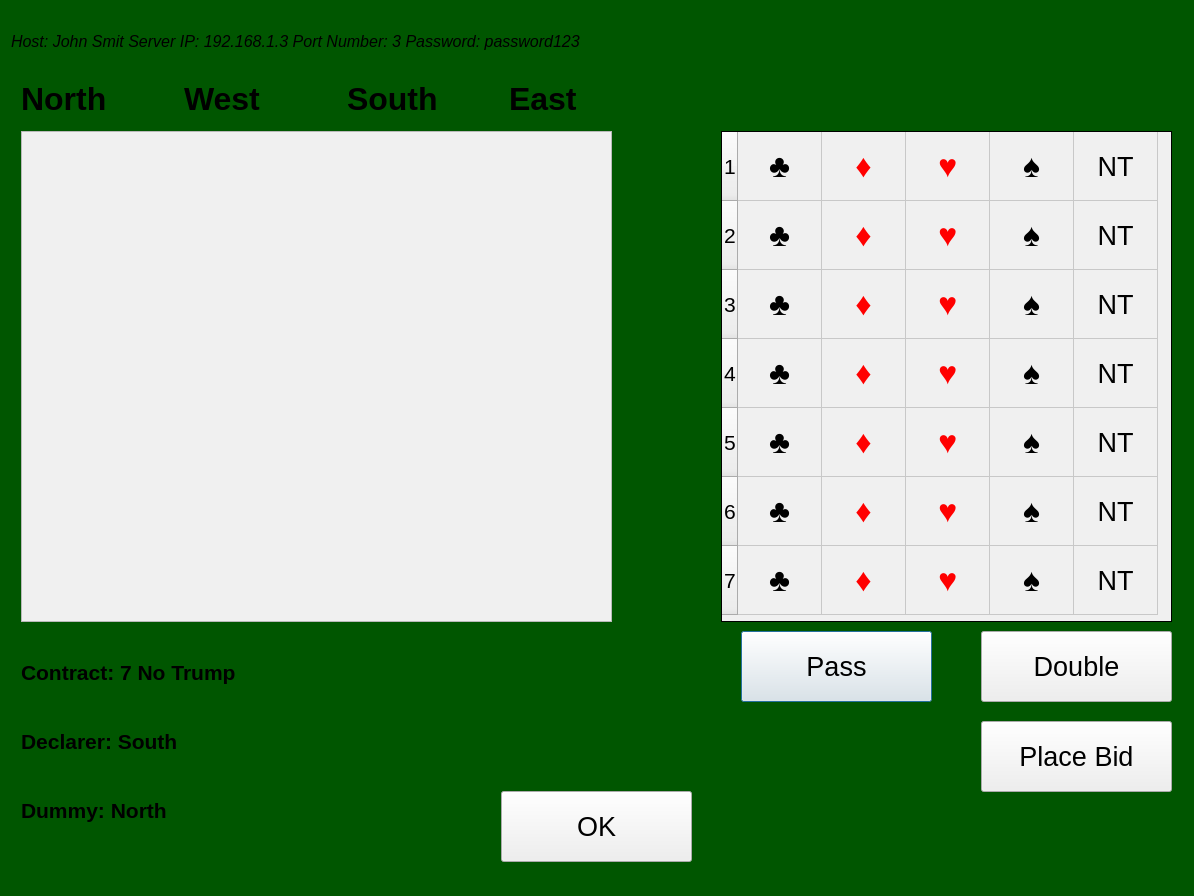
First picture: the form in Qt_Project/gamescreen.ui, repository Paulkie99/RubberContractBridge, before the edit.
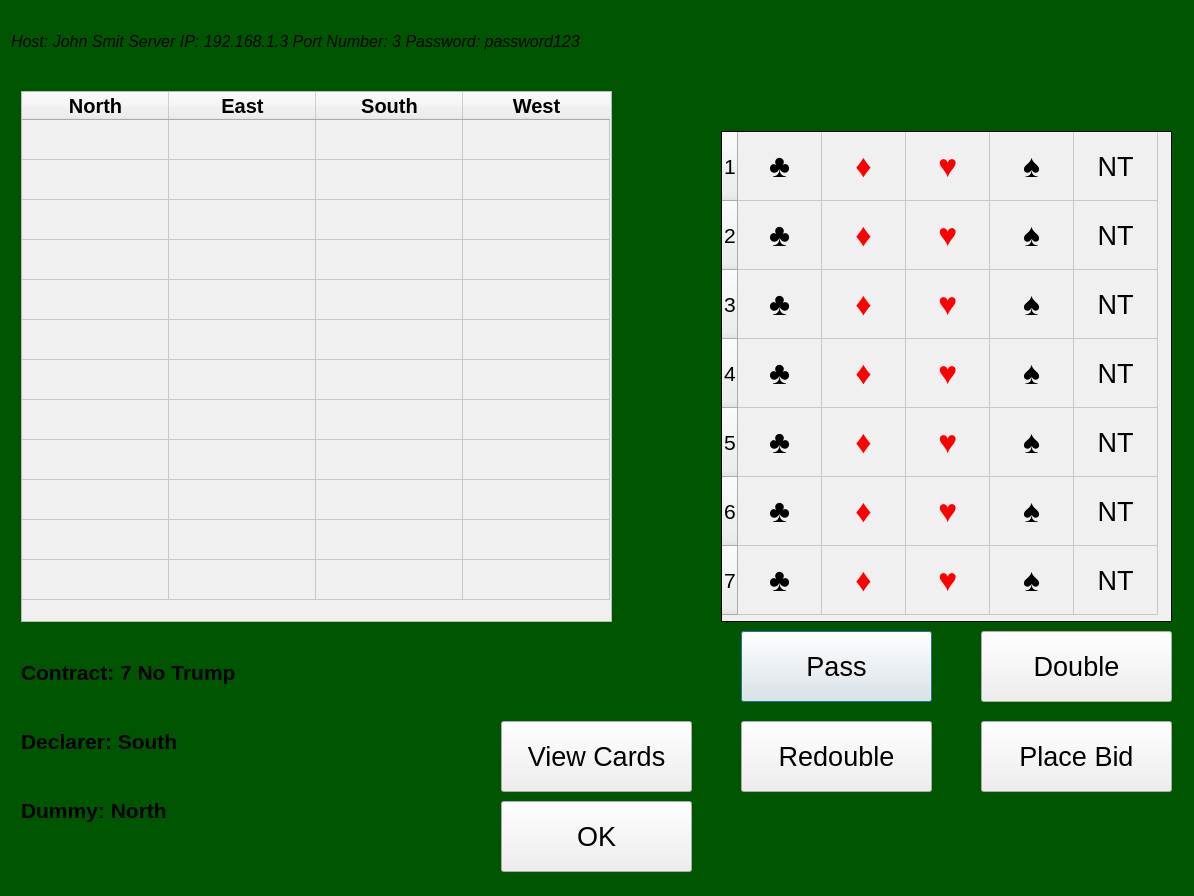
Second picture: the form after the edit. The open tabs and pages were chosen to show the change.

Diff of the .ui file:
```diff
--- a/Qt_Project/gamescreen.ui
+++ b/Qt_Project/gamescreen.ui
@@ -172,19 +172,6 @@
         <string>Host: John Smit Server IP: 192.168.1.3 Port Number: 3 Password: password123</string>
        </property>
       </widget>
-      <widget class="QPlainTextEdit" name="pteditSequence">
-       <property name="geometry">
-        <rect>
-         <x>10</x>
-         <y>120</y>
-         <width>591</width>
-         <height>491</height>
-        </rect>
-       </property>
-       <property name="textInteractionFlags">
-        <set>Qt::NoTextInteraction</set>
-       </property>
-      </widget>
       <widget class="QTableWidget" name="tableBids">
        <property name="geometry">
         <rect>
@@ -942,7 +929,7 @@
        <property name="geometry">
         <rect>
          <x>490</x>
-         <y>780</y>
+         <y>790</y>
          <width>191</width>
          <height>71</height>
         </rect>
@@ -956,89 +943,6 @@
         <string>OK</string>
        </property>
       </widget>
-      <widget class="QWidget" name="layoutWidget">
-       <property name="geometry">
-        <rect>
-         <x>10</x>
-         <y>70</y>
-         <width>621</width>
-         <height>50</height>
-        </rect>
-       </property>
-       <layout class="QHBoxLayout" name="horizontalLayout">
-        <property name="spacing">
-         <number>30</number>
-        </property>
-        <item>
-         <widget class="QLabel" name="lblNorth">
-          <property name="font">
-           <font>
-            <pointsize>24</pointsize>
-            <weight>75</weight>
-            <bold>true</bold>
-           </font>
-          </property>
-          <property name="text">
-           <string>North</string>
-          </property>
-          <property name="alignment">
-           <set>Qt::AlignLeading|Qt::AlignLeft|Qt::AlignTop</set>
-          </property>
-         </widget>
-        </item>
-        <item>
-         <widget class="QLabel" name="lblWest">
-          <property name="font">
-           <font>
-            <pointsize>24</pointsize>
-            <weight>75</weight>
-            <bold>true</bold>
-           </font>
-          </property>
-          <property name="text">
-           <string>West</string>
-          </property>
-          <property name="alignment">
-           <set>Qt::AlignLeading|Qt::AlignLeft|Qt::AlignTop</set>
-          </property>
-         </widget>
-        </item>
-        <item>
-         <widget class="QLabel" name="lblSouth">
-          <property name="font">
-           <font>
-            <pointsize>24</pointsize>
-            <weight>75</weight>
-            <bold>true</bold>
-           </font>
-          </property>
-          <property name="text">
-           <string>South</string>
-          </property>
-          <property name="alignment">
-           <set>Qt::AlignLeading|Qt::AlignLeft|Qt::AlignTop</set>
-          </property>
-         </widget>
-        </item>
-        <item>
-         <widget class="QLabel" name="lblEast">
-          <property name="font">
-           <font>
-            <pointsize>24</pointsize>
-            <weight>75</weight>
-            <bold>true</bold>
-           </font>
-          </property>
-          <property name="text">
-           <string>East</string>
-          </property>
-          <property name="alignment">
-           <set>Qt::AlignLeading|Qt::AlignLeft|Qt::AlignTop</set>
-          </property>
-         </widget>
-        </item>
-       </layout>
-      </widget>
       <widget class="QWidget" name="layoutWidget">
        <property name="geometry">
         <rect>
@@ -1093,6 +997,139 @@
         </item>
        </layout>
       </widget>
+      <widget class="QPushButton" name="pushButton_ViewCards">
+       <property name="enabled">
+        <bool>true</bool>
+       </property>
+       <property name="geometry">
+        <rect>
+         <x>490</x>
+         <y>710</y>
+         <width>191</width>
+         <height>71</height>
+        </rect>
+       </property>
+       <property name="font">
+        <font>
+         <pointsize>20</pointsize>
+        </font>
+       </property>
+       <property name="text">
+        <string>View Cards</string>
+       </property>
+      </widget>
+      <widget class="QPushButton" name="pushButton_Redouble">
+       <property name="geometry">
+        <rect>
+         <x>730</x>
+         <y>710</y>
+         <width>191</width>
+         <height>71</height>
+        </rect>
+       </property>
+       <property name="font">
+        <font>
+         <pointsize>20</pointsize>
+        </font>
+       </property>
+       <property name="text">
+        <string>Redouble</string>
+       </property>
+      </widget>
+      <widget class="QTableWidget" name="tableSequence">
+       <property name="geometry">
+        <rect>
+         <x>10</x>
+         <y>80</y>
+         <width>591</width>
+         <height>531</height>
+        </rect>
+       </property>
+       <property name="editTriggers">
+        <set>QAbstractItemView::NoEditTriggers</set>
+       </property>
+       <property name="tabKeyNavigation">
+        <bool>false</bool>
+       </property>
+       <property name="selectionMode">
+        <enum>QAbstractItemView::NoSelection</enum>
+       </property>
+       <property name="rowCount">
+        <number>12</number>
+       </property>
+       <attribute name="horizontalHeaderVisible">
+        <bool>true</bool>
+       </attribute>
+       <attribute name="horizontalHeaderDefaultSectionSize">
+        <number>147</number>
+       </attribute>
+       <attribute name="verticalHeaderVisible">
+        <bool>false</bool>
+       </attribute>
+       <attribute name="verticalHeaderDefaultSectionSize">
+        <number>40</number>
+       </attribute>
+       <row/>
+       <row/>
+       <row/>
+       <row/>
+       <row/>
+       <row/>
+       <row/>
+       <row/>
+       <row/>
+       <row/>
+       <row/>
+       <row/>
+       <column>
+        <property name="text">
+         <string>North</string>
+        </property>
+        <property name="font">
+         <font>
+          <pointsize>15</pointsize>
+          <weight>75</weight>
+          <bold>true</bold>
+         </font>
+        </property>
+       </column>
+       <column>
+        <property name="text">
+         <string>East</string>
+        </property>
+        <property name="font">
+         <font>
+          <pointsize>15</pointsize>
+          <weight>75</weight>
+          <bold>true</bold>
+         </font>
+        </property>
+       </column>
+       <column>
+        <property name="text">
+         <string>South</string>
+        </property>
+        <property name="font">
+         <font>
+          <pointsize>15</pointsize>
+          <weight>75</weight>
+          <bold>true</bold>
+         </font>
+        </property>
+       </column>
+       <column>
+        <property name="text">
+         <string>West</string>
+        </property>
+        <property name="font">
+         <font>
+          <pointsize>15</pointsize>
+          <weight>75</weight>
+          <bold>true</bold>
+         </font>
+        </property>
+       </column>
+      </widget>
      </widget>
      <widget class="QWidget" name="Play">
       <widget class="QLabel" name="lblInfoPlay">
```
Left out of the diff: 28 changed lines with no effect on the pictures.
